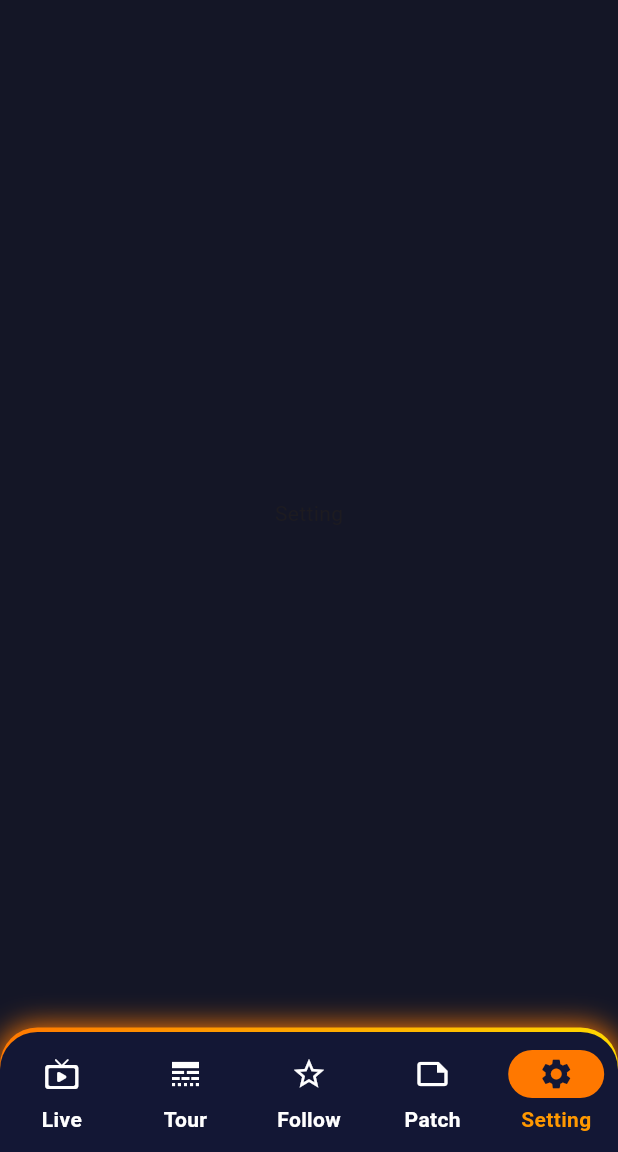
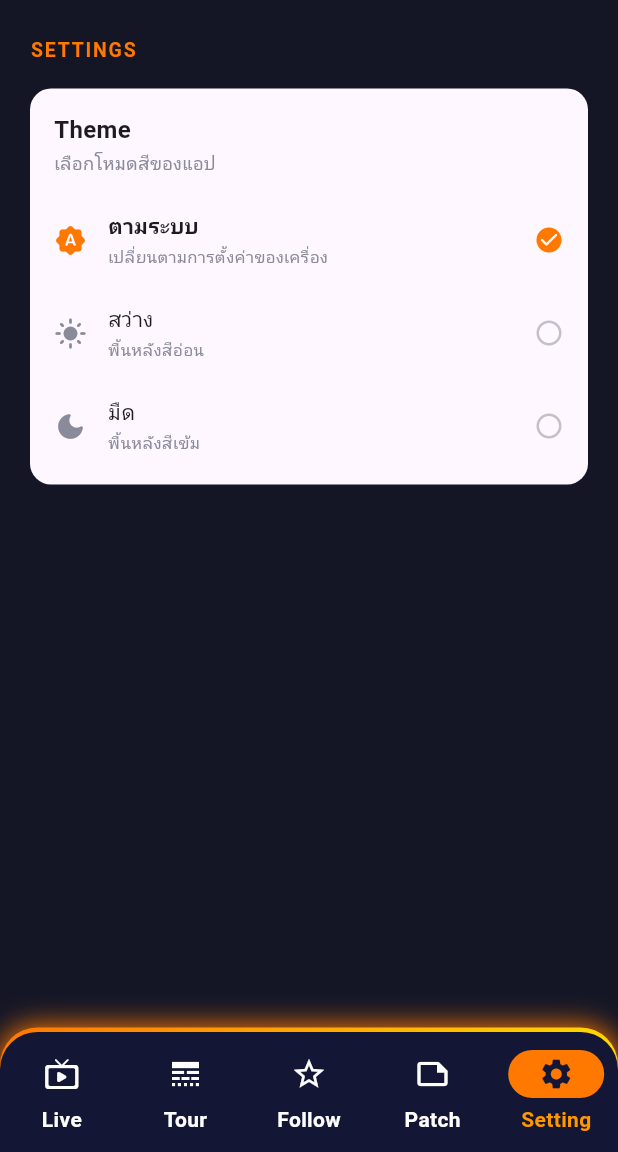
Before and after one commit to PongpornFLK/ESLive, a Flutter app: the Screen screen opened directly, item 5 of the bottom bar chosen, on a phone screen of 412 x 824 dp, the part 84-1236 px from its top. Run offline on Flutter 3.47's test engine with Material 3 defaults, Android fonts, the phone set to English and light mode, and no system bars; our stand-ins replace dio, firebase_core, flutter_markdown_plus, flutter_riverpod, shared_preferences; accounts and stored records are empty; network calls fail.

Commit message:
feat: implement theme mode settings with light and dark modes

```diff
--- a/es_live/lib/set/setting.dart
+++ b/es_live/lib/set/setting.dart
@@ -1,15 +1,182 @@
+import 'package:es_live/core/theme/root_colors.dart';
+import 'package:es_live/core/theme/theme_pro.dart';
 import 'package:flutter/material.dart';
+import 'package:flutter_riverpod/flutter_riverpod.dart';
 
-class Setting extends StatefulWidget {
+class Setting extends ConsumerWidget {
   const Setting({super.key});
 
   @override
-  State<Setting> createState() => _SettingState();
+  Widget build(BuildContext context, WidgetRef ref) {
+    final mode = ref.watch(themeModeProvider);
+
+    return ListView(
+      padding: const EdgeInsets.symmetric(horizontal: 20, vertical: 24),
+      children: [
+        Text(
+          'SETTINGS',
+          style: TextStyle(
+            color: AppColors.orange,
+            fontSize: 13,
+            fontWeight: FontWeight.w700,
+            letterSpacing: 1.2,
+          ),
+        ),
+        const SizedBox(height: 16),
+
+        _SectionCard(
+          title: 'Theme',
+          subtitle: 'เลือกโหมดสีของแอป',
+          children: [
+            _ThemeTile(
+              mode: ThemeMode.system,
+              current: mode,
+              icon: Icons.brightness_auto_rounded,
+              label: 'ตามระบบ',
+              detail: 'เปลี่ยนตามการตั้งค่าของเครื่อง',
+            ),
+            _ThemeTile(
+              mode: ThemeMode.light,
+              current: mode,
+              icon: Icons.light_mode_rounded,
+              label: 'สว่าง',
+              detail: 'พื้นหลังสีอ่อน',
+            ),
+            _ThemeTile(
+              mode: ThemeMode.dark,
+              current: mode,
+              icon: Icons.dark_mode_rounded,
+              label: 'มืด',
+              detail: 'พื้นหลังสีเข้ม',
+            ),
+          ],
+        ),
+      ],
+    );
+  }
 }
 
-class _SettingState extends State<Setting> {
+// ===== กล่องหัวข้อการตั้งค่า =====
+
+class _SectionCard extends StatelessWidget {
+  final String title;
+  final String subtitle;
+  final List<Widget> children;
+
+  const _SectionCard({
+    required this.title,
+    required this.subtitle,
+    required this.children,
+  });
+
   @override
   Widget build(BuildContext context) {
-    return Center(child: Container(child: Text("Setting")));
+    final theme = Theme.of(context);
+
+    return Container(
+      clipBehavior: Clip.antiAlias,
+      decoration: BoxDecoration(
+        color: theme.cardColor,
+        borderRadius: BorderRadius.circular(14),
+      ),
+      child: Column(
+        crossAxisAlignment: CrossAxisAlignment.start,
+        children: [
+          Padding(
+            padding: const EdgeInsets.fromLTRB(16, 16, 16, 4),
+            child: Column(
+              crossAxisAlignment: CrossAxisAlignment.start,
+              children: [
+                Text(
+                  title,
+                  style: TextStyle(
+                    fontSize: 16,
+                    fontWeight: FontWeight.w700,
+                    color: theme.colorScheme.onSurface,
+                  ),
+                ),
+                const SizedBox(height: 2),
+                Text(
+                  subtitle,
+                  style: TextStyle(fontSize: 12, color: AppColors.grey),
+                ),
+              ],
+            ),
+          ),
+          const SizedBox(height: 8),
+          ...children,
+          const SizedBox(height: 8),
+        ],
+      ),
+    );
   }
 }
+
+// ===== หนึ่งตัวเลือกโหมด =====
+
+class _ThemeTile extends ConsumerWidget {
+  final ThemeMode mode;
+  final ThemeMode current;
+  final IconData icon;
+  final String label;
+  final String detail;
+
+  const _ThemeTile({
+    required this.mode,
+    required this.current,
+    required this.icon,
+    required this.label,
+    required this.detail,
+  });
+
+  @override
+  Widget build(BuildContext context, WidgetRef ref) {
+    final theme = Theme.of(context);
+    final selected = mode == current;
+
+    return InkWell(
+      onTap: () => ref.read(themeModeProvider.notifier).setMode(mode),
+      child: Padding(
+        padding: const EdgeInsets.symmetric(horizontal: 16, vertical: 12),
+        child: Row(
+          children: [
+            Icon(
+              icon,
+              size: 22,
+              color: selected ? AppColors.orange : AppColors.grey,
+            ),
+            const SizedBox(width: 14),
+            Expanded(
+              child: Column(
+                crossAxisAlignment: CrossAxisAlignment.start,
+                children: [
+                  Text(
+                    label,
+                    style: TextStyle(
+                      fontSize: 14,
+                      fontWeight: selected ? FontWeight.w700 : FontWeight.w400,
+                      color: theme.colorScheme.onSurface,
+                    ),
+                  ),
+                  const SizedBox(height: 2),
+                  Text(
+                    detail,
+                    style: TextStyle(fontSize: 11, color: AppColors.grey),
+                  ),
+                ],
+              ),
+            ),
+            if (selected)
+              Icon(Icons.check_circle_rounded, color: AppColors.orange, size: 20)
+            else
+              Icon(
+                Icons.circle_outlined,
+                color: AppColors.grey.withValues(alpha: 0.5),
+                size: 20,
+              ),
+          ],
+        ),
+      ),
+    );
+  }
+}
--- a/es_live/pubspec.yaml
+++ b/es_live/pubspec.yaml
@@ -42,6 +42,7 @@ dependencies:
   dio: ^5.11.1
   intl: ^0.20.2
   flutter_markdown_plus: ^1.0.7
+  shared_preferences: ^2.5.3
 
 dev_dependencies:
   flutter_test:
```
Also changed, not shown: es_live/lib/core/theme/app_theme.dart (added, +62 -0 lines), es_live/lib/core/theme/theme_pro.dart (added, +38 -0 lines), es_live/assests/img/bg-joingame.png (added), es_live/pubspec.lock.
